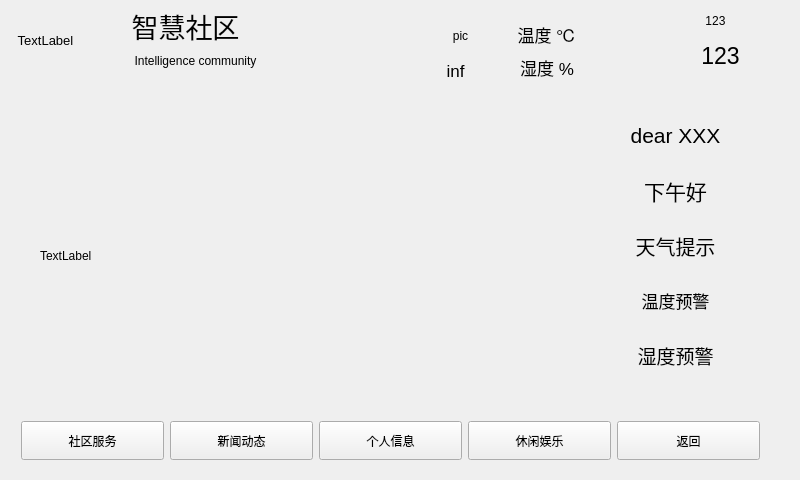
hewei-bit/QT-Learing, file item/intelligent_community/intelligent_community.ui: the form before one commit.
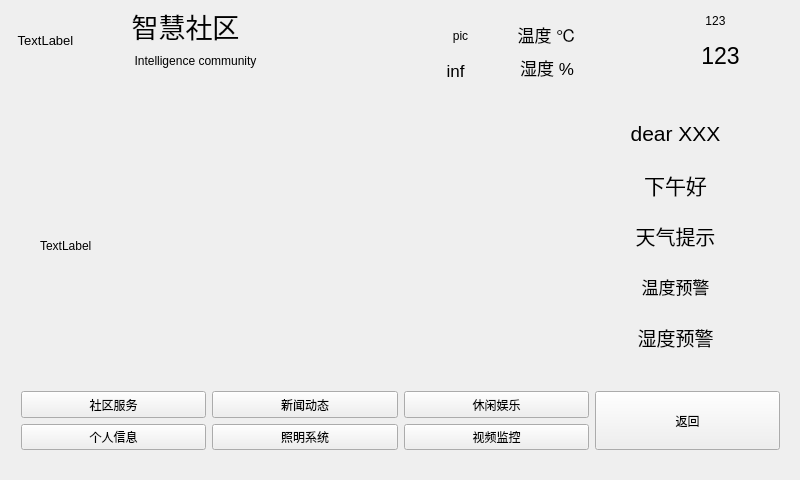
The form after the commit.

What changed in the file:
```diff
--- a/item/intelligent_community/intelligent_community.ui
+++ b/item/intelligent_community/intelligent_community.ui
@@ -18,13 +18,26 @@
     <property name="geometry">
      <rect>
       <x>10</x>
-      <y>410</y>
-      <width>761</width>
-      <height>61</height>
+      <y>380</y>
+      <width>781</width>
+      <height>81</height>
      </rect>
     </property>
-    <layout class="QHBoxLayout" name="horizontalLayout">
-     <item>
+    <layout class="QGridLayout" name="gridLayout">
+     <item row="0" column="3">
+      <widget class="QPushButton" name="leien_Btn">
+       <property name="sizePolicy">
+        <sizepolicy hsizetype="Expanding" vsizetype="Expanding">
+         <horstretch>0</horstretch>
+         <verstretch>0</verstretch>
+        </sizepolicy>
+       </property>
+       <property name="text">
+        <string>休闲娱乐</string>
+       </property>
+      </widget>
+     </item>
+     <item row="0" column="0">
       <widget class="QPushButton" name="server_Btn">
        <property name="sizePolicy">
         <sizepolicy hsizetype="Expanding" vsizetype="Expanding">
@@ -37,7 +50,7 @@
        </property>
       </widget>
      </item>
-     <item>
+     <item row="0" column="1">
       <widget class="QPushButton" name="news_Btn">
        <property name="sizePolicy">
         <sizepolicy hsizetype="Expanding" vsizetype="Expanding">
@@ -50,7 +63,7 @@
        </property>
       </widget>
      </item>
-     <item>
+     <item row="1" column="0">
       <widget class="QPushButton" name="selfinfo_Btn">
        <property name="sizePolicy">
         <sizepolicy hsizetype="Expanding" vsizetype="Expanding">
@@ -63,8 +76,8 @@
        </property>
       </widget>
      </item>
-     <item>
-      <widget class="QPushButton" name="leien_Btn">
+     <item row="1" column="3">
+      <widget class="QPushButton" name="video_Btn">
        <property name="sizePolicy">
         <sizepolicy hsizetype="Expanding" vsizetype="Expanding">
          <horstretch>0</horstretch>
@@ -72,11 +85,24 @@
         </sizepolicy>
        </property>
        <property name="text">
-        <string>休闲娱乐</string>
+        <string>视频监控</string>
        </property>
       </widget>
      </item>
-     <item>
+     <item row="1" column="1">
+      <widget class="QPushButton" name="light_Btn">
+       <property name="sizePolicy">
+        <sizepolicy hsizetype="Expanding" vsizetype="Expanding">
+         <horstretch>0</horstretch>
+         <verstretch>0</verstretch>
+        </sizepolicy>
+       </property>
+       <property name="text">
+        <string>照明系统</string>
+       </property>
+      </widget>
+     </item>
+     <item row="0" column="4" rowspan="2">
       <widget class="QPushButton" name="back_Btn">
        <property name="sizePolicy">
         <sizepolicy hsizetype="Expanding" vsizetype="Expanding">
@@ -265,7 +291,7 @@
       <x>40</x>
       <y>120</y>
       <width>491</width>
-      <height>271</height>
+      <height>251</height>
      </rect>
     </property>
     <property name="text">
@@ -378,7 +404,7 @@
       <x>560</x>
       <y>100</y>
       <width>231</width>
-      <height>291</height>
+      <height>271</height>
      </rect>
     </property>
     <property name="font">
```
